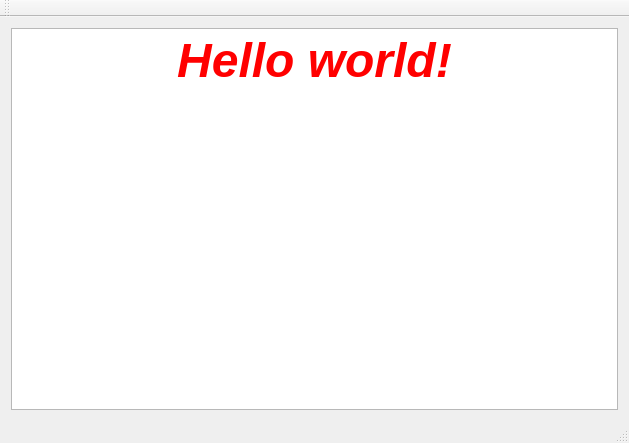
Qt form Git_Test _prj/Git_Test_prj.ui (chaotu1991/Git_test) before a commit.
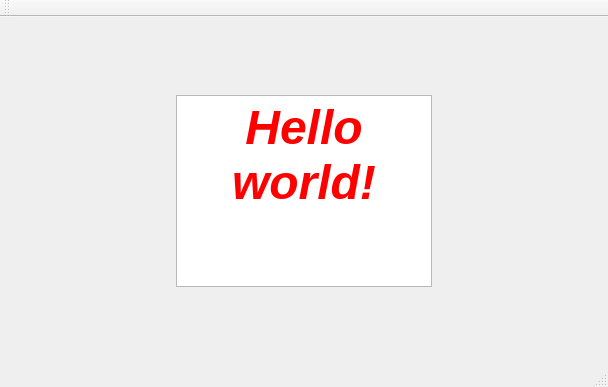
The same form after that commit.

Commit message: 修改文本的显示位置，使其永远显示在窗口中部位置

What changed in the file:
```diff
--- a/Git_Test _prj/Git_Test_prj.ui
+++ b/Git_Test _prj/Git_Test_prj.ui
@@ -6,8 +6,8 @@
    <rect>
     <x>0</x>
     <y>0</y>
-    <width>629</width>
-    <height>443</height>
+    <width>608</width>
+    <height>387</height>
    </rect>
   </property>
   <property name="windowTitle">
@@ -16,18 +16,78 @@
   <widget class="QWidget" name="centralWidget">
    <layout class="QGridLayout" name="gridLayout">
     <item row="0" column="0">
-     <widget class="QTextEdit" name="textEdit">
-      <property name="readOnly">
-       <bool>true</bool>
-      </property>
-      <property name="html">
-       <string>&lt;!DOCTYPE HTML PUBLIC &quot;-//W3C//DTD HTML 4.0//EN&quot; &quot;http://www.w3.org/TR/REC-html40/strict.dtd&quot;&gt;
+     <layout class="QHBoxLayout" name="horizontalLayout">
+      <item>
+       <spacer name="horizontalSpacer">
+        <property name="orientation">
+         <enum>Qt::Horizontal</enum>
+        </property>
+        <property name="sizeHint" stdset="0">
+         <size>
+          <width>40</width>
+          <height>20</height>
+         </size>
+        </property>
+       </spacer>
+      </item>
+      <item>
+       <layout class="QVBoxLayout" name="verticalLayout">
+        <item>
+         <spacer name="verticalSpacer">
+          <property name="orientation">
+           <enum>Qt::Vertical</enum>
+          </property>
+          <property name="sizeHint" stdset="0">
+           <size>
+            <width>20</width>
+            <height>40</height>
+           </size>
+          </property>
+         </spacer>
+        </item>
+        <item>
+         <widget class="QTextEdit" name="textEdit">
+          <property name="readOnly">
+           <bool>true</bool>
+          </property>
+          <property name="html">
+           <string>&lt;!DOCTYPE HTML PUBLIC &quot;-//W3C//DTD HTML 4.0//EN&quot; &quot;http://www.w3.org/TR/REC-html40/strict.dtd&quot;&gt;
 &lt;html&gt;&lt;head&gt;&lt;meta name=&quot;qrichtext&quot; content=&quot;1&quot; /&gt;&lt;style type=&quot;text/css&quot;&gt;
 p, li { white-space: pre-wrap; }
 &lt;/style&gt;&lt;/head&gt;&lt;body style=&quot; font-family:'SimSun'; font-size:9pt; font-weight:400; font-style:normal;&quot;&gt;
 &lt;p align=&quot;center&quot; style=&quot; margin-top:0px; margin-bottom:0px; margin-left:0px; margin-right:0px; -qt-block-indent:0; text-indent:0px;&quot;&gt;&lt;span style=&quot; font-size:36pt; font-weight:600; font-style:italic; color:#ff0000;&quot;&gt;Hello world!&lt;/span&gt;&lt;/p&gt;&lt;/body&gt;&lt;/html&gt;</string>
-      </property>
-     </widget>
+          </property>
+         </widget>
+        </item>
+        <item>
+         <spacer name="verticalSpacer_2">
+          <property name="orientation">
+           <enum>Qt::Vertical</enum>
+          </property>
+          <property name="sizeHint" stdset="0">
+           <size>
+            <width>20</width>
+            <height>40</height>
+           </size>
+          </property>
+         </spacer>
+        </item>
+       </layout>
+      </item>
+      <item>
+       <spacer name="horizontalSpacer_2">
+        <property name="orientation">
+         <enum>Qt::Horizontal</enum>
+        </property>
+        <property name="sizeHint" stdset="0">
+         <size>
+          <width>40</width>
+          <height>20</height>
+         </size>
+        </property>
+       </spacer>
+      </item>
+     </layout>
     </item>
    </layout>
   </widget>
```
Left out of the diff: 2 changed lines with no effect on the pictures.
